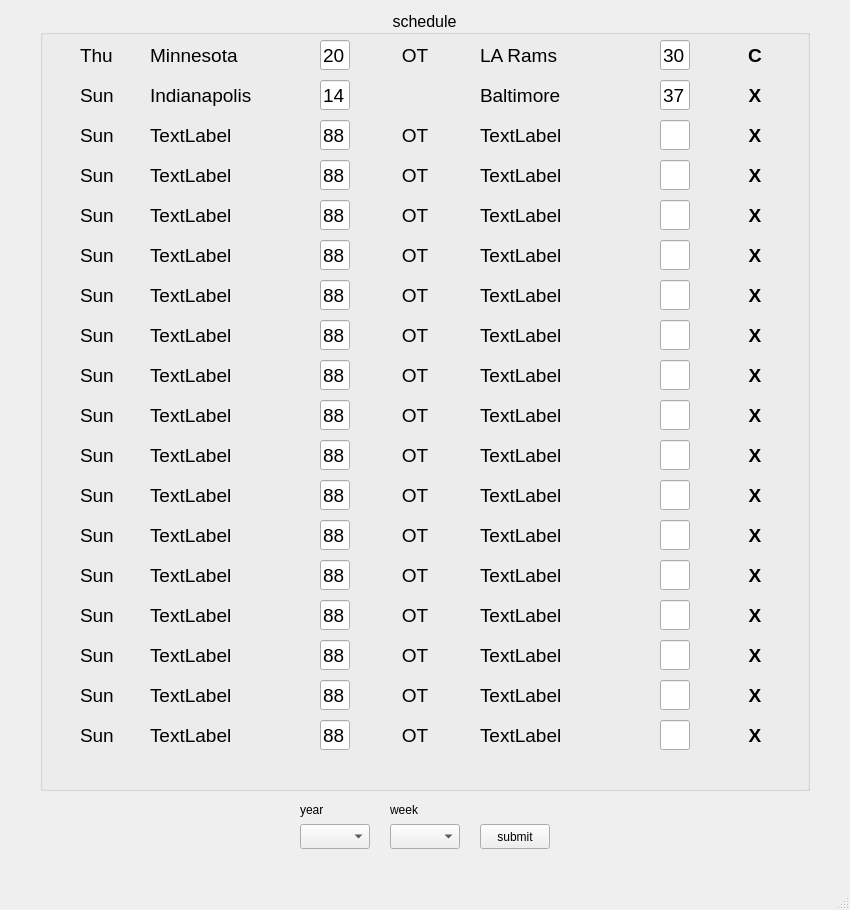
Above: nfl_picks.ui from midnighter67/NFLPicks before the change. Below: the same form after it.
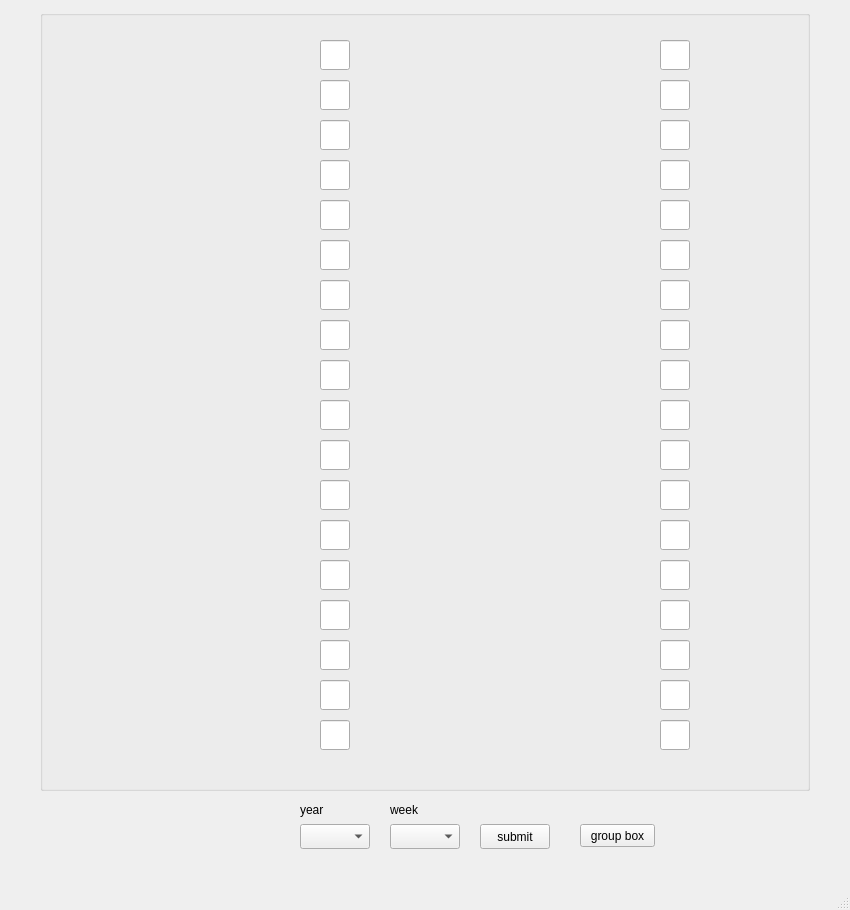
That is the form after the change.

Commit message: complete display and show-hide working

The edit to the form file:
```diff
--- a/nfl_picks.ui
+++ b/nfl_picks.ui
@@ -88,7 +88,7 @@
      </font>
     </property>
     <property name="title">
-     <string>schedule</string>
+     <string/>
     </property>
     <property name="alignment">
      <set>Qt::AlignCenter</set>
@@ -108,10 +108,10 @@
       </font>
      </property>
      <property name="text">
-      <string>Minnesota</string>
+      <string/>
      </property>
     </widget>
-    <widget class="QLabel" name="ot1">
+    <widget class="QLabel" name="ot0">
      <property name="geometry">
       <rect>
        <x>360</x>
@@ -126,7 +126,7 @@
       </font>
      </property>
      <property name="text">
-      <string>OT</string>
+      <string/>
      </property>
      <property name="alignment">
       <set>Qt::AlignCenter</set>
@@ -147,7 +147,7 @@
       </font>
      </property>
      <property name="text">
-      <string>LA Rams</string>
+      <string/>
      </property>
     </widget>
     <widget class="QLineEdit" name="aScore0">
@@ -165,7 +165,7 @@
       </font>
      </property>
      <property name="text">
-      <string>20</string>
+      <string/>
      </property>
     </widget>
     <widget class="QLineEdit" name="hScore0">
@@ -183,7 +183,7 @@
       </font>
      </property>
      <property name="text">
-      <string>30</string>
+      <string/>
      </property>
     </widget>
     <widget class="QLabel" name="away1">
@@ -201,7 +201,7 @@
       </font>
      </property>
      <property name="text">
-      <string>Indianapolis</string>
+      <string/>
      </property>
     </widget>
     <widget class="QLabel" name="home1">
@@ -219,7 +219,7 @@
       </font>
      </property>
      <property name="text">
-      <string>Baltimore</string>
+      <string/>
      </property>
     </widget>
     <widget class="QLineEdit" name="hScore1">
@@ -237,7 +237,7 @@
       </font>
      </property>
      <property name="text">
-      <string>37</string>
+      <string/>
      </property>
     </widget>
     <widget class="QLabel" name="ot2">
@@ -276,7 +276,7 @@
       </font>
      </property>
      <property name="text">
-      <string>14</string>
+      <string/>
      </property>
     </widget>
     <widget class="QLabel" name="away2">
@@ -294,7 +294,7 @@
       </font>
      </property>
      <property name="text">
-      <string>TextLabel</string>
+      <string/>
      </property>
     </widget>
     <widget class="QLabel" name="home2">
@@ -312,7 +312,7 @@
       </font>
      </property>
      <property name="text">
-      <string>TextLabel</string>
+      <string/>
      </property>
     </widget>
     <widget class="QLineEdit" name="hScore2">
@@ -325,7 +325,7 @@
       </rect>
      </property>
     </widget>
-    <widget class="QLabel" name="ot2_2">
+    <widget class="QLabel" name="ot2">
      <property name="geometry">
       <rect>
        <x>360</x>
@@ -340,7 +340,7 @@
       </font>
      </property>
      <property name="text">
-      <string>OT</string>
+      <string/>
      </property>
      <property name="alignment">
       <set>Qt::AlignCenter</set>
@@ -361,7 +361,7 @@
       </font>
      </property>
      <property name="text">
-      <string>88</string>
+      <string/>
      </property>
     </widget>
     <widget class="QLabel" name="away3">
@@ -379,7 +379,7 @@
       </font>
      </property>
      <property name="text">
-      <string>TextLabel</string>
+      <string/>
      </property>
     </widget>
     <widget class="QLabel" name="home3">
@@ -397,7 +397,7 @@
       </font>
      </property>
      <property name="text">
-      <string>TextLabel</string>
+      <string/>
      </property>
     </widget>
     <widget class="QLineEdit" name="hScore3">
@@ -425,7 +425,7 @@
       </font>
      </property>
      <property name="text">
-      <string>OT</string>
+      <string/>
      </property>
      <property name="alignment">
       <set>Qt::AlignCenter</set>
@@ -446,7 +446,7 @@
       </font>
      </property>
      <property name="text">
-      <string>88</string>
+      <string/>
      </property>
     </widget>
     <widget class="QLabel" name="away4">
@@ -464,7 +464,7 @@
       </font>
      </property>
      <property name="text">
-      <string>TextLabel</string>
+      <string/>
      </property>
     </widget>
     <widget class="QLabel" name="home4">
@@ -482,7 +482,7 @@
       </font>
      </property>
      <property name="text">
-      <string>TextLabel</string>
+      <string/>
      </property>
     </widget>
     <widget class="QLineEdit" name="hScore4">
@@ -510,7 +510,7 @@
       </font>
      </property>
      <property name="text">
-      <string>OT</string>
+      <string/>
      </property>
      <property name="alignment">
       <set>Qt::AlignCenter</set>
@@ -531,7 +531,7 @@
       </font>
      </property>
      <property name="text">
-      <string>88</string>
+      <string/>
      </property>
     </widget>
     <widget class="QLabel" name="away5">
@@ -549,7 +549,7 @@
       </font>
      </property>
      <property name="text">
-      <string>TextLabel</string>
+      <string/>
      </property>
     </widget>
     <widget class="QLabel" name="home5">
@@ -567,7 +567,7 @@
       </font>
      </property>
      <property name="text">
-      <string>TextLabel</string>
+      <string/>
      </property>
     </widget>
     <widget class="QLineEdit" name="hScore5">
@@ -595,7 +595,7 @@
       </font>
      </property>
      <property name="text">
-      <string>OT</string>
+      <string/>
      </property>
      <property name="alignment">
       <set>Qt::AlignCenter</set>
@@ -616,7 +616,7 @@
       </font>
      </property>
      <property name="text">
-      <string>88</string>
+      <string/>
      </property>
     </widget>
     <widget class="QLabel" name="away6">
@@ -634,7 +634,7 @@
       </font>
      </property>
      <property name="text">
-      <string>TextLabel</string>
+      <string/>
      </property>
     </widget>
     <widget class="QLabel" name="home6">
@@ -652,7 +652,7 @@
       </font>
      </property>
      <property name="text">
-      <string>TextLabel</string>
+      <string/>
      </property>
     </widget>
     <widget class="QLineEdit" name="hScore6">
@@ -680,7 +680,7 @@
       </font>
      </property>
      <property name="text">
-      <string>OT</string>
+      <string/>
      </property>
      <property name="alignment">
       <set>Qt::AlignCenter</set>
@@ -701,7 +701,7 @@
       </font>
      </property>
      <property name="text">
-      <string>88</string>
+      <string/>
      </property>
     </widget>
     <widget class="QLabel" name="away7">
@@ -719,7 +719,7 @@
       </font>
      </property>
      <property name="text">
-      <string>TextLabel</string>
+      <string/>
      </property>
     </widget>
     <widget class="QLabel" name="home7">
@@ -737,7 +737,7 @@
       </font>
      </property>
      <property name="text">
-      <string>TextLabel</string>
+      <string/>
      </property>
     </widget>
     <widget class="QLineEdit" name="hScore7">
@@ -765,7 +765,7 @@
       </font>
      </property>
      <property name="text">
-      <string>OT</string>
+      <string/>
      </property>
      <property name="alignment">
       <set>Qt::AlignCenter</set>
@@ -786,7 +786,7 @@
       </font>
      </property>
      <property name="text">
-      <string>88</string>
+      <string/>
      </property>
     </widget>
     <widget class="QLabel" name="away8">
@@ -804,7 +804,7 @@
       </font>
      </property>
      <property name="text">
-      <string>TextLabel</string>
+      <string/>
      </property>
     </widget>
     <widget class="QLabel" name="home8">
@@ -822,7 +822,7 @@
       </font>
      </property>
      <property name="text">
-      <string>TextLabel</string>
+      <string/>
      </property>
     </widget>
     <widget class="QLineEdit" name="hScore8">
@@ -850,7 +850,7 @@
       </font>
      </property>
      <property name="text">
-      <string>OT</string>
+      <string/>
      </property>
      <property name="alignment">
       <set>Qt::AlignCenter</set>
@@ -871,7 +871,7 @@
       </font>
      </property>
      <property name="text">
-      <string>88</string>
+      <string/>
      </property>
     </widget>
     <widget class="QLabel" name="away9">
@@ -889,7 +889,7 @@
       </font>
      </property>
      <property name="text">
-      <string>TextLabel</string>
+      <string/>
      </property>
     </widget>
     <widget class="QLabel" name="home9">
@@ -907,7 +907,7 @@
       </font>
      </property>
      <property name="text">
-      <string>TextLabel</string>
+      <string/>
      </property>
     </widget>
     <widget class="QLineEdit" name="hScore9">
@@ -935,7 +935,7 @@
       </font>
      </property>
      <property name="text">
-      <string>OT</string>
+      <string/>
      </property>
      <property name="alignment">
       <set>Qt::AlignCenter</set>
@@ -956,7 +956,7 @@
       </font>
      </property>
      <property name="text">
-      <string>88</string>
+      <string/>
      </property>
     </widget>
     <widget class="QLabel" name="away10">
@@ -974,7 +974,7 @@
       </font>
      </property>
      <property name="text">
-      <string>TextLabel</string>
+      <string/>
      </property>
     </widget>
     <widget class="QLabel" name="home10">
@@ -992,7 +992,7 @@
       </font>
      </property>
      <property name="text">
-      <string>TextLabel</string>
+      <string/>
      </property>
     </widget>
     <widget class="QLineEdit" name="hScore10">
@@ -1020,7 +1020,7 @@
       </font>
      </property>
      <property name="text">
-      <string>OT</string>
+      <string/>
      </property>
      <property name="alignment">
       <set>Qt::AlignCenter</set>
@@ -1041,7 +1041,7 @@
       </font>
      </property>
      <property name="text">
-      <string>88</string>
+      <string/>
      </property>
     </widget>
     <widget class="QLabel" name="away11">
@@ -1059,7 +1059,7 @@
       </font>
      </property>
      <property name="text">
-      <string>TextLabel</string>
+      <string/>
      </property>
     </widget>
     <widget class="QLabel" name="home11">
@@ -1077,7 +1077,7 @@
       </font>
      </property>
      <property name="text">
-      <string>TextLabel</string>
+      <string/>
      </property>
     </widget>
     <widget class="QLineEdit" name="hScore11">
@@ -1105,7 +1105,7 @@
       </font>
      </property>
      <property name="text">
-      <string>OT</string>
+      <string/>
      </property>
      <property name="alignment">
       <set>Qt::AlignCenter</set>
@@ -1126,7 +1126,7 @@
       </font>
      </property>
      <property name="text">
-      <string>88</string>
+      <string/>
      </property>
     </widget>
     <widget class="QLabel" name="away12">
@@ -1144,7 +1144,7 @@
       </font>
      </property>
      <property name="text">
-      <string>TextLabel</string>
+      <string/>
      </property>
     </widget>
     <widget class="QLabel" name="home12">
@@ -1162,7 +1162,7 @@
       </font>
      </property>
      <property name="text">
-      <string>TextLabel</string>
+      <string/>
      </property>
     </widget>
     <widget class="QLineEdit" name="hScore12">
@@ -1190,7 +1190,7 @@
       </font>
      </property>
      <property name="text">
-      <string>OT</string>
+      <string/>
      </property>
      <property name="alignment">
       <set>Qt::AlignCenter</set>
@@ -1211,7 +1211,7 @@
       </font>
      </property>
      <property name="text">
-      <string>88</string>
+      <string/>
      </property>
     </widget>
     <widget class="QLabel" name="away13">
@@ -1229,7 +1229,7 @@
       </font>
      </property>
      <property name="text">
-      <string>TextLabel</string>
+      <string/>
      </property>
     </widget>
     <widget class="QLabel" name="home13">
@@ -1247,7 +1247,7 @@
       </font>
      </property>
      <property name="text">
-      <string>TextLabel</string>
+      <string/>
      </property>
     </widget>
     <widget class="QLineEdit" name="hScore13">
@@ -1275,7 +1275,7 @@
       </font>
      </property>
      <property name="text">
-      <string>OT</string>
+      <string/>
      </property>
      <property name="alignment">
       <set>Qt::AlignCenter</set>
@@ -1296,7 +1296,7 @@
       </font>
      </property>
      <property name="text">
-      <string>88</string>
+      <string/>
      </property>
     </widget>
     <widget class="QLabel" name="away14">
@@ -1314,7 +1314,7 @@
       </font>
      </property>
      <property name="text">
-      <string>TextLabel</string>
+      <string/>
      </property>
     </widget>
     <widget class="QLabel" name="home14">
@@ -1332,7 +1332,7 @@
       </font>
      </property>
      <property name="text">
-      <string>TextLabel</string>
+      <string/>
      </property>
     </widget>
     <widget class="QLineEdit" name="hScore14">
@@ -1360,7 +1360,7 @@
       </font>
      </property>
      <property name="text">
-      <string>OT</string>
+      <string/>
      </property>
      <property name="alignment">
       <set>Qt::AlignCenter</set>
@@ -1381,7 +1381,7 @@
       </font>
      </property>
      <property name="text">
-      <string>88</string>
+      <string/>
      </property>
     </widget>
     <widget class="QLabel" name="away15">
@@ -1399,7 +1399,7 @@
       </font>
      </property>
      <property name="text">
-      <string>TextLabel</string>
+      <string/>
      </property>
     </widget>
     <widget class="QLabel" name="home15">
@@ -1417,7 +1417,7 @@
       </font>
      </property>
      <property name="text">
-      <string>TextLabel</string>
+      <string/>
      </property>
     </widget>
     <widget class="QLineEdit" name="hScore15">
@@ -1445,7 +1445,7 @@
       </font>
      </property>
      <property name="text">
-      <string>OT</string>
+      <string/>
      </property>
      <property name="alignment">
       <set>Qt::AlignCenter</set>
@@ -1466,7 +1466,7 @@
       </font>
      </property>
      <property name="text">
-      <string>88</string>
+      <string/>
      </property>
     </widget>
     <widget class="QLabel" name="day0">
@@ -1484,7 +1484,7 @@
       </font>
      </property>
      <property name="text">
-      <string>Thu</string>
+      <string/>
      </property>
     </widget>
     <widget class="QLabel" name="result0">
@@ -1504,7 +1504,7 @@
       </font>
      </property>
      <property name="text">
-      <string>C</string>
+      <string/>
      </property>
      <property name="alignment">
       <set>Qt::AlignCenter</set>
@@ -1527,7 +1527,7 @@
       </font>
      </property>
      <property name="text">
-      <string>X</string>
+      <string/>
      </property>
      <property name="alignment">
       <set>Qt::AlignCenter</set>
@@ -1548,7 +1548,7 @@
       </font>
      </property>
      <property name="text">
-      <string>Sun</string>
+      <string/>
      </property>
     </widget>
     <widget class="QLabel" name="day2">
@@ -1566,7 +1566,7 @@
       </font>
      </property>
      <property name="text">
-      <string>Sun</string>
+      <string/>
      </property>
     </widget>
     <widget class="QLabel" name="day3">
@@ -1584,7 +1584,7 @@
       </font>
      </property>
      <property name="text">
-      <string>Sun</string>
+      <string/>
      </property>
     </widget>
     <widget class="QLabel" name="day5">
@@ -1602,7 +1602,7 @@
       </font>
      </property>
      <property name="text">
-      <string>Sun</string>
+      <string/>
      </property>
     </widget>
     <widget class="QLabel" name="day4">
@@ -1620,7 +1620,7 @@
       </font>
      </property>
      <property name="text">
-      <string>Sun</string>
+      <string/>
      </property>
     </widget>
     <widget class="QLabel" name="day6">
@@ -1638,7 +1638,7 @@
       </font>
      </property>
      <property name="text">
-      <string>Sun</string>
+      <string/>
      </property>
     </widget>
     <widget class="QLabel" name="day8">
@@ -1656,7 +1656,7 @@
       </font>
      </property>
      <property name="text">
-      <string>Sun</string>
+      <string/>
      </property>
     </widget>
     <widget class="QLabel" name="day7">
@@ -1674,7 +1674,7 @@
       </font>
      </property>
      <property name="text">
-      <string>Sun</string>
+      <string/>
      </property>
     </widget>
     <widget class="QLabel" name="day9">
@@ -1692,7 +1692,7 @@
       </font>
      </property>
      <property name="text">
-      <string>Sun</string>
+      <string/>
      </property>
     </widget>
     <widget class="QLabel" name="day10">
@@ -1710,7 +1710,7 @@
       </font>
      </property>
      <property name="text">
-      <string>Sun</string>
+      <string/>
      </property>
     </widget>
     <widget class="QLabel" name="day11">
@@ -1728,7 +1728,7 @@
       </font>
      </property>
      <property name="text">
-      <string>Sun</string>
+      <string/>
      </property>
     </widget>
     <widget class="QLabel" name="day12">
@@ -1746,7 +1746,7 @@
       </font>
      </property>
      <property name="text">
-      <string>Sun</string>
+      <string/>
      </property>
     </widget>
     <widget class="QLabel" name="day13">
@@ -1764,7 +1764,7 @@
       </font>
      </property>
      <property name="text">
-      <string>Sun</string>
+      <string/>
      </property>
     </widget>
     <widget class="QLabel" name="day14">
@@ -1782,7 +1782,7 @@
       </font>
      </property>
      <property name="text">
-      <string>Sun</string>
+      <string/>
      </property>
     </widget>
     <widget class="QLabel" name="day15">
@@ -1800,7 +1800,7 @@
       </font>
      </property>
      <property name="text">
-      <string>Sun</string>
+      <string/>
      </property>
     </widget>
     <widget class="QLabel" name="home16">
@@ -1818,7 +1818,7 @@
       </font>
      </property>
      <property name="text">
-      <string>TextLabel</string>
+      <string/>
      </property>
     </widget>
     <widget class="QLabel" name="ot16">
@@ -1836,7 +1836,7 @@
       </font>
      </property>
      <property name="text">
-      <string>OT</string>
+      <string/>
      </property>
      <property name="alignment">
       <set>Qt::AlignCenter</set>
@@ -1857,7 +1857,7 @@
       </font>
      </property>
      <property name="text">
-      <string>Sun</string>
+      <string/>
      </property>
     </widget>
     <widget class="QLabel" name="away16">
@@ -1875,7 +1875,7 @@
       </font>
      </property>
      <property name="text">
-      <string>TextLabel</string>
+      <string/>
      </property>
     </widget>
     <widget class="QLabel" name="away17">
@@ -1893,7 +1893,7 @@
       </font>
      </property>
      <property name="text">
-      <string>TextLabel</string>
+      <string/>
      </property>
     </widget>
     <widget class="QLineEdit" name="aScore16">
@@ -1911,7 +1911,7 @@
       </font>
      </property>
      <property name="text">
-      <string>88</string>
+      <string/>
      </property>
     </widget>
     <widget class="QLabel" name="home17">
@@ -1929,7 +1929,7 @@
       </font>
      </property>
      <property name="text">
-      <string>TextLabel</string>
+      <string/>
      </property>
     </widget>
     <widget class="QLineEdit" name="hScore16">
@@ -1957,7 +1957,7 @@
       </font>
      </property>
      <property name="text">
-      <string>Sun</string>
+      <string/>
      </property>
     </widget>
     <widget class="QLineEdit" name="hScore17">
@@ -1985,7 +1985,7 @@
       </font>
      </property>
      <property name="text">
-      <string>OT</string>
+      <string/>
      </property>
      <property name="alignment">
       <set>Qt::AlignCenter</set>
@@ -2006,7 +2006,7 @@
       </font>
      </property>
      <property name="text">
-      <string>88</string>
+      <string/>
      </property>
     </widget>
     <widget class="QLabel" name="result2">
@@ -2026,7 +2026,7 @@
       </font>
      </property>
      <property name="text">
-      <string>X</string>
+      <string/>
      </property>
      <property name="alignment">
       <set>Qt::AlignCenter</set>
@@ -2049,7 +2049,7 @@
       </font>
      </property>
      <property name="text">
-      <string>X</string>
+      <string/>
      </property>
      <property name="alignment">
       <set>Qt::AlignCenter</set>
@@ -2072,7 +2072,7 @@
       </font>
      </property>
      <property name="text">
-      <string>X</string>
+      <string/>
      </property>
      <property name="alignment">
       <set>Qt::AlignCenter</set>
@@ -2095,7 +2095,7 @@
       </font>
      </property>
      <property name="text">
-      <string>X</string>
+      <string/>
      </property>
      <property name="alignment">
       <set>Qt::AlignCenter</set>
@@ -2118,7 +2118,7 @@
       </font>
      </property>
      <property name="text">
-      <string>X</string>
+      <string/>
      </property>
      <property name="alignment">
       <set>Qt::AlignCenter</set>
@@ -2141,7 +2141,7 @@
       </font>
      </property>
      <property name="text">
-      <string>X</string>
+      <string/>
      </property>
      <property name="alignment">
       <set>Qt::AlignCenter</set>
@@ -2164,7 +2164,7 @@
       </font>
      </property>
      <property name="text">
-      <string>X</string>
+      <string/>
      </property>
      <property name="alignment">
       <set>Qt::AlignCenter</set>
@@ -2187,7 +2187,7 @@
       </font>
      </property>
      <property name="text">
-      <string>X</string>
+      <string/>
      </property>
      <property name="alignment">
       <set>Qt::AlignCenter</set>
@@ -2210,7 +2210,7 @@
       </font>
      </property>
      <property name="text">
-      <string>X</string>
+      <string/>
      </property>
      <property name="alignment">
       <set>Qt::AlignCenter</set>
@@ -2233,7 +2233,7 @@
       </font>
      </property>
      <property name="text">
-      <string>X</string>
+      <string/>
      </property>
      <property name="alignment">
       <set>Qt::AlignCenter</set>
@@ -2256,7 +2256,7 @@
       </font>
      </property>
      <property name="text">
-      <string>X</string>
+      <string/>
      </property>
      <property name="alignment">
       <set>Qt::AlignCenter</set>
@@ -2279,7 +2279,7 @@
       </font>
      </property>
      <property name="text">
-      <string>X</string>
+      <string/>
      </property>
      <property name="alignment">
       <set>Qt::AlignCenter</set>
@@ -2302,7 +2302,7 @@
       </font>
      </property>
      <property name="text">
-      <string>X</string>
+      <string/>
      </property>
      <property name="alignment">
       <set>Qt::AlignCenter</set>
@@ -2325,7 +2325,7 @@
       </font>
      </property>
      <property name="text">
-      <string>X</string>
+      <string/>
      </property>
      <property name="alignment">
       <set>Qt::AlignCenter</set>
@@ -2348,7 +2348,7 @@
       </font>
      </property>
      <property name="text">
-      <string>X</string>
+      <string/>
      </property>
      <property name="alignment">
       <set>Qt::AlignCenter</set>
@@ -2371,13 +2371,26 @@
       </font>
      </property>
      <property name="text">
-      <string>X</string>
+      <string/>
      </property>
      <property name="alignment">
       <set>Qt::AlignCenter</set>
      </property>
     </widget>
    </widget>
+   <widget class="QPushButton" name="toggleGroup">
+    <property name="geometry">
+     <rect>
+      <x>580</x>
+      <y>824</y>
+      <width>75</width>
+      <height>23</height>
+     </rect>
+    </property>
+    <property name="text">
+     <string>group box</string>
+    </property>
+   </widget>
   </widget>
   <widget class="QMenuBar" name="menubar">
    <property name="geometry">
```
Left out of the diff: 2 changed lines with no effect on the pictures. The commit also changes 2 other files.
